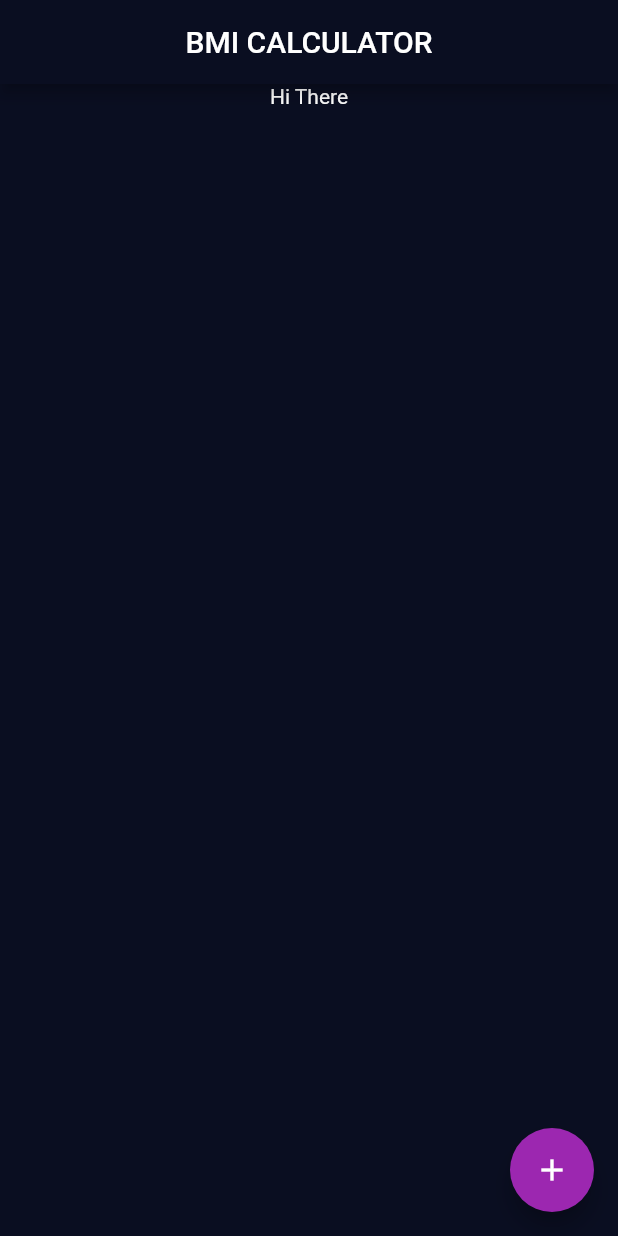
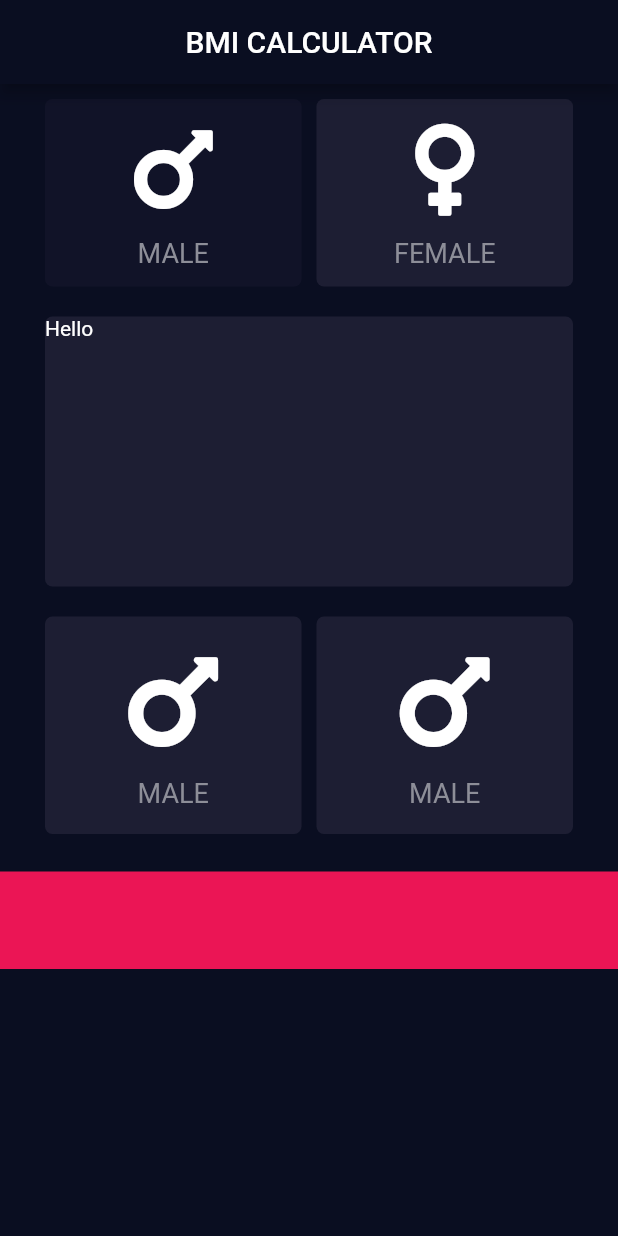
Before and after one commit to iampremtamang/bmi-calculator-flutter, a Flutter app: the screen it shows after launch, on a phone screen of 412 x 824 dp. Run offline on Flutter 3.47's test engine with Material 2 defaults, Android fonts, the phone set to English and light mode, and no system bars; our stand-ins replace font_awesome_flutter; Roboto replaces fonts that are missing (Monteserrat).

Commit message:
Basic UI completed

```diff
--- a/lib/main.dart
+++ b/lib/main.dart
@@ -1,4 +1,5 @@
-import 'package:bmi_calculator/palette.dart';
+import 'package:bmi_calculator/screens/input_screen.dart';
+import 'package:bmi_calculator/utils/palette.dart';
 import 'package:flutter/material.dart';
 import 'package:flutter/services.dart';
 
@@ -24,35 +25,7 @@ class BMICalculator extends StatelessWidget {
           bodyText2: TextStyle(color: Colors.white)
         )
       ),
-      home: InputPage()
+      home: InputScreen()
     );
   }
 }
-
-
-class InputPage extends StatefulWidget {
-  @override
-  _InputPageState createState() => _InputPageState();
-}
-
-class _InputPageState extends State<InputPage> {
-  @override
-  Widget build(BuildContext context) {
-    return Scaffold(
-      appBar: AppBar(
-        title: const Text('BMI CALCULATOR'),
-        centerTitle: true,
-      ),
-      body: SingleChildScrollView(
-        child: Center(
-          child: Text('Hi There'),
-        ),
-      ),
-      floatingActionButton: FloatingActionButton(
-        child: Icon(Icons.add),
-        onPressed: (){},
-      ),
-
-    );
-  }
-}
--- /dev/null
+++ b/lib/screens/input_screen.dart
@@ -0,0 +1,173 @@
+import 'package:bmi_calculator/widgets/card_item.dart';
+import 'package:bmi_calculator/widgets/icon_content.dart';
+import 'package:flutter/material.dart';
+import 'package:font_awesome_flutter/font_awesome_flutter.dart';
+
+class InputScreen extends StatefulWidget {
+  @override
+  _InputScreenState createState() => _InputScreenState();
+}
+
+class _InputScreenState extends State<InputScreen> {
+  final Color activeCardColor = const Color(0xFF1D1E33);
+  final Color inActiveCardColor = const Color(0xFF111328);
+  final Color buttonColor = const Color(0xFFEB1555);
+  bool genderSelectedMale =  true;
+
+  void changeCardColor(int index) {
+    if(index==0) {
+      print('Male tapped ${genderSelectedMale}');
+      if (genderSelectedMale == false) {
+        setState(() {
+          genderSelectedMale = true;
+        });
+      }
+      // else {
+      //   setState(() {
+      //     genderSelectedMale = false;
+      //   });
+      // }
+
+    }
+    if(index==1) {
+      print('Female Tapped ${genderSelectedMale}');
+      if(genderSelectedMale == true) {
+        setState(() {
+          genderSelectedMale = false;
+        });
+      }
+      // else {
+      //   setState(() {
+      //     genderSelectedMale=true;
+      //   });
+      // }
+    }
+
+
+  }
+  @override
+  Widget build(BuildContext context) {
+    return Scaffold(
+      appBar: AppBar(
+        title: const Text('BMI CALCULATOR'),
+        centerTitle: true,
+      ),
+      body: SingleChildScrollView(
+        child: Column(
+          children: [
+            Row(
+              children: [
+                Expanded(
+                    child: GestureDetector(
+                      onTap: (){
+                        changeCardColor(0);
+                      },
+                  child: CardItem(
+                    left: 30,
+                    right: 5,
+                    color: genderSelectedMale ? inActiveCardColor : activeCardColor,
+                    height: 125,
+                    cardChild: const IconContent(
+                      icon: FontAwesomeIcons.mars,
+                      textData: 'MALE',
+                    ),
+                  ),
+                )),
+                Expanded(
+                  child: GestureDetector(
+                    onTap: (){
+                      setState(() {
+                        changeCardColor(1);
+                      });
+                    },
+                    child: CardItem(
+                      left: 5,
+                      right: 30,
+                      color: genderSelectedMale ? activeCardColor : inActiveCardColor,
+                      height: 125,
+                      cardChild: const IconContent(
+                        icon: FontAwesomeIcons.venus,
+                        textData: 'FEMALE',
+                      ),
+                    ),
+                  ),
+                ),
+              ],
+            ),
+            Row(
+              children: [
+                Expanded(
+                    child: CardItem(
+                  left: 30,
+                  right: 30,
+                  color: activeCardColor,
+                  height: 180,
+                  cardChild: Text('Hello'),
+                )),
+              ],
+            ),
+            Row(
+              children: [
+                Expanded(
+                    child: CardItem(
+                  left: 30,
+                  right: 5,
+                  color: activeCardColor,
+                  height: 145,
+                  cardChild: Column(
+                    mainAxisAlignment: MainAxisAlignment.center,
+                    children: [
+                      Icon(
+                        FontAwesomeIcons.mars,
+                        size: 80,
+                        color: Colors.white,
+                      ),
+                      SizedBox(
+                        height: 10,
+                      ),
+                      Text('MALE',
+                          style:
+                              TextStyle(fontSize: 18, color: Color(0xFF8D8E98)))
+                    ],
+                  ),
+                )),
+                Expanded(
+                    child: CardItem(
+                  left: 5,
+                  right: 30,
+                  color: activeCardColor,
+                  height: 145,
+                  cardChild: Column(
+                    mainAxisAlignment: MainAxisAlignment.center,
+                    children: [
+                      Icon(
+                        FontAwesomeIcons.mars,
+                        size: 80,
+                        color: Colors.white,
+                      ),
+                      SizedBox(
+                        height: 10,
+                      ),
+                      Text('MALE',
+                          style:
+                              TextStyle(fontSize: 18, color: Color(0xFF8D8E98)))
+                    ],
+                  ),
+                )),
+              ],
+            ),
+            Container(
+              color: buttonColor,
+              height: 65,
+              width: double.infinity,
+              margin: const EdgeInsets.only(
+                top: 15,
+              ),
+              // child: Text('CALCULATE YOUR BMI'),
+            )
+          ],
+        ),
+      ),
+    );
+  }
+}
--- /dev/null
+++ b/lib/widgets/card_item.dart
@@ -0,0 +1,33 @@
+import 'package:flutter/material.dart';
+
+class CardItem extends StatelessWidget {
+  final double left;
+  final double right;
+  final Color color;
+  final double height;
+  final Widget cardChild;
+
+  const CardItem({
+    Key? key,
+    required this.left,
+    required this.right,
+    required this.color,
+    required this.height,
+    required this.cardChild
+
+  }) : super(key: key);
+
+  @override
+  Widget build(BuildContext context) {
+    return Container(
+      margin:
+          EdgeInsets.only(left:left, top: 10, right: right, bottom: 10),
+      height: height,
+      decoration: BoxDecoration(
+        color: color,
+        borderRadius: BorderRadius.circular(5.0),
+      ),
+      child: cardChild,
+    );
+  }
+}
--- /dev/null
+++ b/lib/widgets/icon_content.dart
@@ -0,0 +1,30 @@
+import 'package:flutter/material.dart';
+import 'package:font_awesome_flutter/font_awesome_flutter.dart';
+
+class IconContent extends StatelessWidget {
+  final IconData icon;
+  final String textData;
+  const IconContent({
+    Key? key,
+    required this.icon,
+    required this.textData,
+  }) : super(key: key);
+
+  @override
+  Widget build(BuildContext context) {
+    return Column(
+      mainAxisAlignment: MainAxisAlignment.center,
+      children: [
+        Icon(
+          icon,
+          size: 70,
+          color: Colors.white,
+        ),
+        SizedBox(
+          height: 10,
+        ),
+        Text(textData, style: TextStyle(fontSize: 18, color: Color(0xFF8D8E98)))
+      ],
+    );
+  }
+}
--- a/pubspec.yaml
+++ b/pubspec.yaml
@@ -34,6 +34,7 @@ dependencies:
   # The following adds the Cupertino Icons font to your application.
   # Use with the CupertinoIcons class for iOS style icons.
   cupertino_icons: ^1.0.2
+  font_awesome_flutter: ^9.2.0
 
 dev_dependencies:
   flutter_test:
```
Also changed, not shown: lib/utils/palette.dart (renamed from lib/palette.dart), pubspec.lock, 1 other file.
